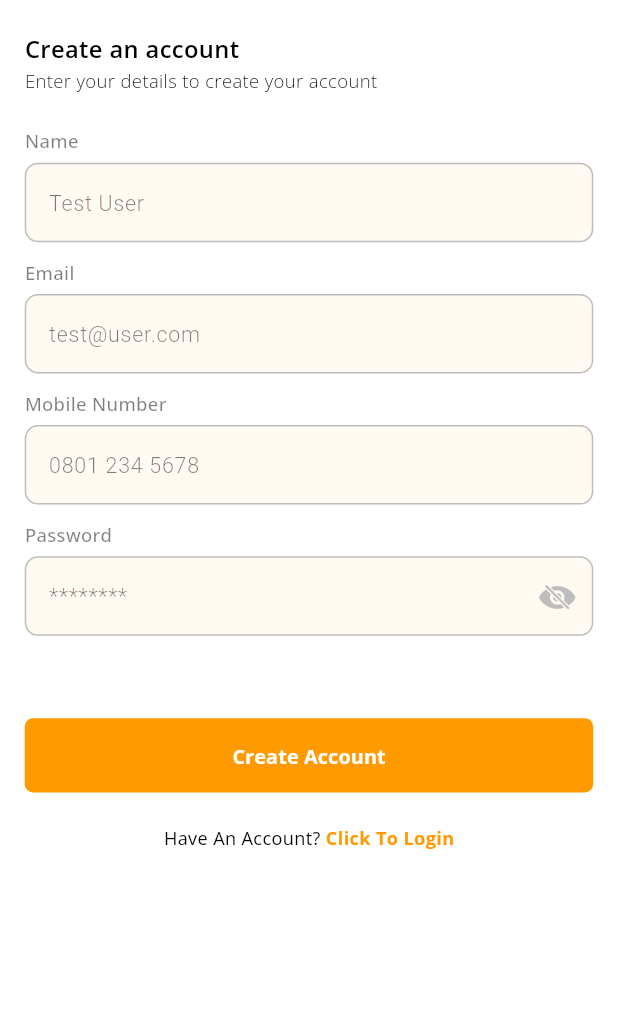
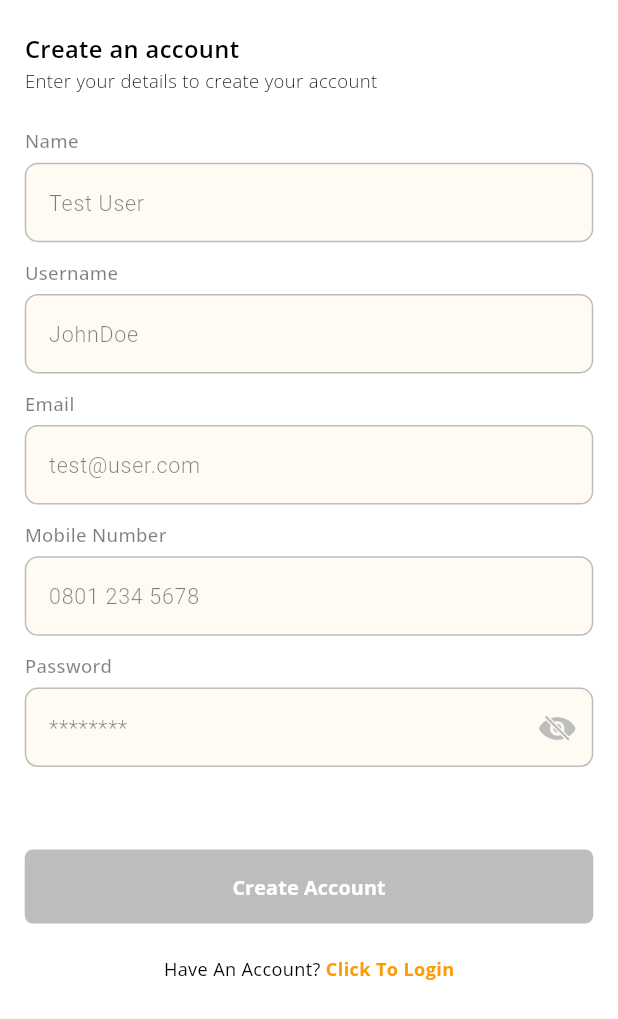
Before and after one commit to olamilekan-adeleke/jolobbi_app_new, a Flutter app: the SignUpFormWidget widget shown alone on an empty page, opened directly, on a phone screen of 412 x 824 dp. Shown: the top 1019 px of the screen. Run offline on Flutter 3.47's test engine with Material 2 defaults, Android fonts, the phone set to English and light mode, and no system bars; our stand-ins replace cached_network_image, cloud_firestore, equatable, firebase_auth, firebase_core, flutter_bloc and 8 more; accounts and stored records are empty; project files that could hold a hidden picture were left out.

Commit message:
bug fix: fixed formz validator

```diff
--- a/lib/cores/components/custom_textfiled.dart
+++ b/lib/cores/components/custom_textfiled.dart
@@ -75,6 +75,7 @@ class _TextFieldWidgetState extends State<TextFieldWidget> {
                   ? AutovalidateMode.onUserInteraction
                   : null,
               decoration: InputDecoration(
+                errorMaxLines: 2,
                 filled: true,
                 fillColor: Colors.orange.withOpacity(0.05),
                 border: OutlineInputBorder(
--- a/lib/cores/utils/formz_validator/username_formz_validator.dart
+++ b/lib/cores/utils/formz_validator/username_formz_validator.dart
@@ -6,9 +6,7 @@ class Username extends FormzInput<String, UsernameValidationError> {
   const Username.pure([String value = '']) : super.pure(value);
   const Username.dirty([String value = '']) : super.dirty(value);
 
-   static final _usernameRegExp = RegExp(
-    r'^(?=.{5,20}$)(?![_.])(?!.*[_.]{2})[a-zA-Z0-9._]+(?<![_.])$',
-  );
+  static final _usernameRegExp = RegExp(r'^[A-Za-z][A-Za-z0-9_]{3,29}$');
 
   @override
   UsernameValidationError? validator(String value) {
@@ -24,7 +22,7 @@ extension on UsernameValidationError {
   String text() {
     switch (this) {
       case UsernameValidationError.invalid:
-        return '''Username must be at least 5 characters, Not start or end with underscore or dot, Not contain two consecutive underscore or dot, Not contain special characters ''';
+        return '''Username must be at least 5 characters, and can only contain letters, numbers, and underscores.''';
     }
   }
 }
--- a/lib/features/Authentication/presentation/forms_model/sign_up_forms_model.dart
+++ b/lib/features/Authentication/presentation/forms_model/sign_up_forms_model.dart
@@ -1,5 +1,3 @@
-// ignore_for_file: no_leading_underscores_for_local_identifiers
-
 import 'package:formz/formz.dart';
 
 import '../../../../cores/utils/formz_validator/email_formz_validator.dart';
@@ -23,10 +21,10 @@ class SignUpFormModel with FormzMixin {
   final Username username;
 
   Map<String, dynamic> toMap(String userId) {
-    List<String> _searchKey = [];
+    List<String> searchKey = [];
 
     fullName.value.split("").forEach((element) {
-      _searchKey.add(element.toLowerCase());
+      searchKey.add(element.toLowerCase());
     });
 
     return <String, dynamic>{
@@ -38,7 +36,7 @@ class SignUpFormModel with FormzMixin {
       'username': username.value,
       "createdAt": DateTime.now().toIso8601String(),
       "displayPicture": "",
-      "searchKey": _searchKey,
+      "searchKey": searchKey,
     };
   }
 
@@ -50,4 +48,20 @@ class SignUpFormModel with FormzMixin {
         phoneNumber,
         username,
       ];
+
+  SignUpFormModel copyWith({
+    Email? email,
+    Password? password,
+    Required? fullName,
+    Required? phoneNumber,
+    Username? username,
+  }) {
+    return SignUpFormModel(
+      email: email ?? this.email,
+      password: password ?? this.password,
+      fullName: fullName ?? this.fullName,
+      phoneNumber: phoneNumber ?? this.phoneNumber,
+      username: username ?? this.username,
+    );
+  }
 }
--- a/lib/features/Authentication/presentation/widgets/sign_up_widgets/sign_up_form_widget.dart
+++ b/lib/features/Authentication/presentation/widgets/sign_up_widgets/sign_up_form_widget.dart
@@ -1,13 +1,23 @@
 import 'package:flutter/material.dart';
+import 'package:flutter_bloc/flutter_bloc.dart';
+import 'package:formz/formz.dart';
 
+import '../../../../../app/locator.dart';
 import '../../../../../cores/components/components.dart';
 import '../../../../../cores/constants/constants.dart';
 import '../../../../../cores/navigator/navigator.dart';
 import '../../../../../cores/utils/utils.dart';
+import '../../bloc/sign_up/sign_up_bloc.dart';
+import '../../cubit/sign_up_form_state_cubit.dart';
 import '../../pages/login_view.dart';
+import '../../presentation.dart';
 
 class SignUpFormWidget extends StatelessWidget {
   const SignUpFormWidget({Key? key}) : super(key: key);
+
+  static final SignUpFormCubit _signUpFormCubit =
+      SetUpLocators.getIt<SignUpFormCubit>();
+  static final SignUpBloc _signUpBloc = SetUpLocators.getIt<SignUpBloc>();
 
   @override
   Widget build(BuildContext context) {
@@ -32,15 +42,23 @@ class SignUpFormWidget extends StatelessWidget {
             TextFieldWidget(
               title: 'Name',
               hintText: 'Test User',
-              onChanged: (_) {},
+              onChanged: _signUpFormCubit.onFullNameChange,
               validator: nameValidator,
+              textInputType: TextInputType.text,
+            ),
+            verticalSpace(),
+            TextFieldWidget(
+              title: 'Username',
+              hintText: 'JohnDoe',
+              onChanged: _signUpFormCubit.onUsernameChange,
+              validator: usernameValidator,
               textInputType: TextInputType.text,
             ),
             verticalSpace(),
             TextFieldWidget(
               title: 'Email',
               hintText: 'test@user.com',
-              onChanged: (_) {},
+              onChanged: _signUpFormCubit.onEmailChange,
               validator: emailValidator,
               textInputType: TextInputType.emailAddress,
             ),
@@ -48,7 +66,7 @@ class SignUpFormWidget extends StatelessWidget {
             TextFieldWidget(
               title: 'Mobile Number',
               hintText: '0801 234 5678',
-              onChanged: (_) {},
+              onChanged: _signUpFormCubit.onPhoneNumberChange,
               validator: mobileValidator,
               textInputType: TextInputType.number,
             ),
@@ -57,15 +75,37 @@ class SignUpFormWidget extends StatelessWidget {
               title: "Password",
               hintText: '********',
               isPassword: true,
-              onChanged: (_) {},
+              onChanged: _signUpFormCubit.onPasswordChange,
               validator: passwordValidator,
               textInputType: TextInputType.visiblePassword,
             ),
             verticalSpace(50),
-            Button(text: 'Create Account', onTap: () {}),
+            BlocBuilder<SignUpFormCubit, SignUpFormModel>(
+              bloc: _signUpFormCubit,
+              builder: (context, state) {
+                final bool isFormValid = state.status == FormzStatus.valid;
+
+                return BlocBuilder<SignUpBloc, SignUpState>(
+                  bloc: _signUpBloc,
+                  builder: (context, state) {
+                    if (state is SignUpLoading) return const Button.loading();
+
+                    return Button(
+                      active: isFormValid,
+                      text: 'Create Account',
+                      onTap: () => _signUpBloc.add(
+                        SignUpEvent(_signUpFormCubit.state),
+                      ),
+                    );
+                  },
+                );
+              },
+            ),
             verticalSpace(20),
             GestureDetector(
-              onTap: () => AppRouter.instance.navigateTo(LoginView.route),
+              onTap: () => AppRouter.instance.navigateToAndReplace(
+                LoginView.route,
+              ),
               child: Center(
                 child: TwoSpanTextWidget(
                   'Have An Account? ',
```
Also changed, not shown: lib/cores/utils/validator.dart (+17 -4 lines), lib/features/Authentication/auth_locator.dart (+7 -0 lines), lib/features/Authentication/presentation/cubit/sign_up_form_state_cubit.dart (+24 -0 lines), lib/features/Authentication/presentation/pages/sign_up_view.dart (+31 -3 lines), lib/features/Authentication/presentation/widgets/login_widgets/login_form_widget.dart (+17 -0 lines).
